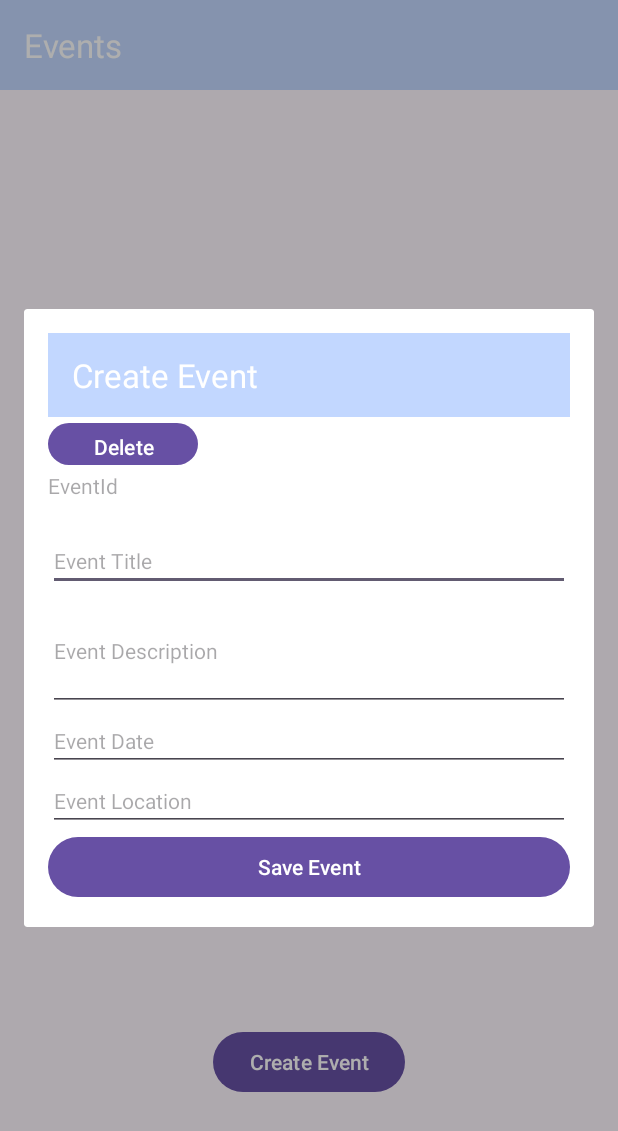
After one commit to bug0808/Skill-Sharing-App, an Android app: the fragment EventFragment placed in its activity, on a phone screen of 412 x 824 dp. The commit adds this screen. Shown: the top 1131 px of the screen. Run offline under Robolectric (Android 15) with nearby library versions, the phone set to English and light mode, and no system bars.

Commit message:
Event tab created still working on perfecting it

```diff
--- /dev/null
+++ b/app/src/main/java/com/example/mainactivity/EventAdapter.java
@@ -0,0 +1,75 @@
+package com.example.mainactivity;
+
+import android.view.LayoutInflater;
+import android.view.View;
+import android.view.ViewGroup;
+import android.widget.Button;
+import android.widget.TextView;
+
+import androidx.recyclerview.widget.RecyclerView;
+
+import com.example.mainactivity.classes.Events;
+
+import java.util.List;
+
+public class EventAdapter extends RecyclerView.Adapter<EventAdapter.EventViewHolder> {
+    private List<Events> eventsList;
+    private OnEventDeleteListener deleteListener;
+
+    public EventAdapter(List<Events> eventsList, OnEventDeleteListener deleteListener) {
+        this.eventsList = eventsList;
+        this.deleteListener = deleteListener;
+    }
+
+    @Override
+    public EventViewHolder onCreateViewHolder(ViewGroup parent, int viewType) {
+        View view = LayoutInflater.from(parent.getContext()).inflate(R.layout.fragment_event, parent, false);
+        return new EventViewHolder(view);
+    }
+
+    @Override
+    public void onBindViewHolder(EventViewHolder holder, int position) {
+        Events event = eventsList.get(position);
+        holder.title.setText(event.getTitle());
+        holder.description.setText(event.getDescription());
+        holder.date.setText(event.getDate());
+        holder.location.setText(event.getLocation());
+        holder.userID.setText(event.getId());
+        holder.deleteButton.setOnClickListener(v -> deleteListener.onEventDelete(Integer.parseInt(event.getId()), position));
+    }
+
+    @Override
+    public int getItemCount() {
+        return eventsList.size();
+    }
+
+    public void updateEvents(List<Events> newEvents) {
+        this.eventsList.clear();
+        this.eventsList.addAll(newEvents);
+        notifyDataSetChanged();
+    }
+
+    public void removeEvent(int position) {
+        eventsList.remove(position);
+        notifyItemRemoved(position);
+    }
+
+    public static class EventViewHolder extends RecyclerView.ViewHolder {
+        TextView title, description, date, location, userID;
+        Button deleteButton;
+        public EventViewHolder(View itemView) {
+            super(itemView);
+            userID = itemView.findViewById(R.id.userID);
+            title = itemView.findViewById(R.id.editEventTitle);
+            description = itemView.findViewById(R.id.editEventDescription);
+            date = itemView.findViewById(R.id.editEventDate);
+            location = itemView.findViewById(R.id.editEventLocation);
+            deleteButton = itemView.findViewById(R.id.deleteEventButton);
+        }
+    }
+
+
+    public interface OnEventDeleteListener {
+        void onEventDelete(int eventId, int position);
+    }
+}
--- /dev/null
+++ b/app/src/main/java/com/example/mainactivity/EventFragment.java
@@ -0,0 +1,94 @@
+package com.example.mainactivity;
+
+import android.os.Bundle;
+import android.util.Log;
+import android.view.LayoutInflater;
+import android.view.View;
+import android.view.ViewGroup;
+import android.widget.Button;
+import android.widget.EditText;
+import android.widget.Toast;
+
+import androidx.fragment.app.DialogFragment;
+
+import com.example.mainactivity.activities.DisplayEvents;
+
+public class EventFragment extends DialogFragment {
+
+    protected EditText editEventTitle, editEventDescription, editEventDate, editEventLocation;
+    protected Button saveEventButton;
+    protected String userId;
+    private EventsDatabaseHelper eventsDatabaseHelper;
+    private DisplayEvents parentActivity;
+
+    public static EventFragment newInstance(String userId) {
+        EventFragment fragment = new EventFragment();
+        Bundle args = new Bundle();
+        args.putString("userId", userId);
+        fragment.setArguments(args);
+        return fragment;
+    }
+
+    @Override
+    public View onCreateView(LayoutInflater inflater, ViewGroup container, Bundle savedInstanceState) {
+        View rootView = inflater.inflate(R.layout.fragment_event, container, false);
+
+        if (getArguments() != null) {
+            userId = getArguments().getString("userId");
+        }
+
+        parentActivity = (DisplayEvents) getActivity();
+
+        editEventTitle = rootView.findViewById(R.id.editEventTitle);
+        editEventDescription = rootView.findViewById(R.id.editEventDescription);
+        editEventDate = rootView.findViewById(R.id.editEventDate);
+        editEventLocation = rootView.findViewById(R.id.editEventLocation);
+        saveEventButton = rootView.findViewById(R.id.saveEventButton);
+
+        eventsDatabaseHelper = new EventsDatabaseHelper(getContext());
+
+        // Set the behavior of the Save button
+        saveEventButton.setOnClickListener(v -> {
+            // Get event details from the EditTexts
+            String title = editEventTitle.getText().toString();
+            String description = editEventDescription.getText().toString();
+            String date = editEventDate.getText().toString();
+            String location = editEventLocation.getText().toString();
+
+            // Save the event to the database
+            eventsDatabaseHelper.insertEvent(title, description, date, location);
+
+            // Show a confirmation Toast
+            Toast.makeText(getContext(), "Event saved!", Toast.LENGTH_SHORT).show();
+
+            // Disable the EditText fields and hide the save button after saving
+            disableEditFields();
+
+            // Optionally, update the RecyclerView in the parent activity
+            parentActivity.fetchEventsFromDatabase();
+
+            // Close the dialog after saving
+            dismiss();
+        });
+
+        return rootView;
+    }
+
+    private void disableEditFields() {
+        Log.d("EventFragment", "Disabling fields and hiding save button...");
+        editEventTitle.setEnabled(false);
+        editEventDescription.setEnabled(false);
+        editEventDate.setEnabled(false);
+        editEventLocation.setEnabled(false);
+        saveEventButton.setVisibility(View.GONE);
+        Log.d("EventFragment", "Fields disabled and save button hidden.");
+    }
+
+    @Override
+    public void onResume() {
+        super.onResume();
+        if (getDialog() != null) {
+            getDialog().getWindow().setLayout(ViewGroup.LayoutParams.MATCH_PARENT, ViewGroup.LayoutParams.WRAP_CONTENT);
+        }
+    }
+}
--- /dev/null
+++ b/app/src/main/java/com/example/mainactivity/EventsDatabaseHelper.java
@@ -0,0 +1,97 @@
+package com.example.mainactivity;
+
+import android.content.ContentValues;
+import android.content.Context;
+import android.database.Cursor;
+import android.database.sqlite.SQLiteDatabase;
+import android.database.sqlite.SQLiteOpenHelper;
+
+import com.example.mainactivity.classes.Events;
+
+import java.util.ArrayList;
+import java.util.List;
+
+public class EventsDatabaseHelper extends SQLiteOpenHelper {
+
+    private static final String DATABASE_NAME = "events_db";
+    private static final int DATABASE_VERSION = 1;
+
+    // Table name and columns
+    public static final String TABLE_EVENTS = "events";
+    public static final String COLUMN_ID = "_id";
+    public static final String COLUMN_TITLE = "title";
+    public static final String COLUMN_DESCRIPTION = "description";
+    public static final String COLUMN_DATE = "date";
+    public static final String COLUMN_LOCATION = "location";
+
+    public EventsDatabaseHelper(Context context) {
+        super(context, DATABASE_NAME, null, DATABASE_VERSION);
+    }
+
+    @Override
+    public void onCreate(SQLiteDatabase db) {
+        String createTableQuery = "CREATE TABLE " + TABLE_EVENTS + " (" +
+                COLUMN_ID + " INTEGER PRIMARY KEY AUTOINCREMENT, " +
+                COLUMN_TITLE + " TEXT, " +
+                COLUMN_DESCRIPTION + " TEXT, " +
+                COLUMN_DATE + " TEXT, " +
+                COLUMN_LOCATION + " TEXT)";
+        db.execSQL(createTableQuery);
+    }
+
+    @Override
+    public void onUpgrade(SQLiteDatabase db, int oldVersion, int newVersion) {
+        db.execSQL("DROP TABLE IF EXISTS " + TABLE_EVENTS);
+        onCreate(db);
+    }
+
+    // Insert a new event
+    public void insertEvent(String title, String description, String date, String location) {
+        try (SQLiteDatabase db = this.getWritableDatabase()) {
+            ContentValues values = new ContentValues();
+            values.put(COLUMN_TITLE, title);
+            values.put(COLUMN_DESCRIPTION, description);
+            values.put(COLUMN_DATE, date);
+            values.put(COLUMN_LOCATION, location);
+            db.insert(TABLE_EVENTS, null, values); // Insert without specifying the ID
+        }
+    }
+
+    // Get all events
+    public List<Events> getAllEvents() {
+        List<Events> eventsList = new ArrayList<>();
+
+        try (SQLiteDatabase db = this.getReadableDatabase(); Cursor cursor = db.query(TABLE_EVENTS, null, null, null, null, null, null)) {
+
+            if (cursor != null) {
+                int idIndex = cursor.getColumnIndex(COLUMN_ID);
+                int titleIndex = cursor.getColumnIndex(COLUMN_TITLE);
+                int descriptionIndex = cursor.getColumnIndex(COLUMN_DESCRIPTION);
+                int dateIndex = cursor.getColumnIndex(COLUMN_DATE);
+                int locationIndex = cursor.getColumnIndex(COLUMN_LOCATION);
+
+                while (cursor.moveToNext()) {
+                    if (idIndex != -1 && titleIndex != -1 && descriptionIndex != -1 &&
+                            dateIndex != -1 && locationIndex != -1) {
+                        Events event = new Events(
+                                String.valueOf(cursor.getInt(idIndex)),
+                                cursor.getString(titleIndex),
+                                cursor.getString(descriptionIndex),
+                                cursor.getString(dateIndex),
+                                cursor.getString(locationIndex)
+                        );
+                        eventsList.add(event);
+                    }
+                }
+            }
+        }
+        return eventsList;
+    }
+    public boolean deleteEvent(int eventId) {
+        SQLiteDatabase db = this.getWritableDatabase();
+        // Delete the event from the database where eventId matches
+        int result = db.delete(TABLE_EVENTS, COLUMN_ID + " = ?", new String[]{String.valueOf(eventId)});
+        db.close();
+        return result > 0;  // Returns true if the event was successfully deleted
+    }
+}
--- /dev/null
+++ b/app/src/main/java/com/example/mainactivity/activities/DisplayEvents.java
@@ -0,0 +1,68 @@
+package com.example.mainactivity.activities;
+
+import android.os.Bundle;
+import android.util.Log;
+import android.widget.Button;
+
+
+import androidx.appcompat.app.AppCompatActivity;
+import androidx.recyclerview.widget.LinearLayoutManager;
+import androidx.recyclerview.widget.RecyclerView;
+
+import com.example.mainactivity.EventAdapter;
+import com.example.mainactivity.EventFragment;
+import com.example.mainactivity.R;
+import com.example.mainactivity.classes.Events;
+import com.example.mainactivity.EventsDatabaseHelper;
+
+import java.util.ArrayList;
+import java.util.List;
+
+public class DisplayEvents extends AppCompatActivity implements EventAdapter.OnEventDeleteListener {  // Implement OnEventDeleteListener
+
+    private EventAdapter eventAdapter;
+    private EventsDatabaseHelper eventsDatabaseHelper;
+
+    @Override
+    protected void onCreate(Bundle savedInstanceState) {
+        super.onCreate(savedInstanceState);
+        setContentView(R.layout.activity_display_events);
+
+        eventsDatabaseHelper = new EventsDatabaseHelper(this);
+        RecyclerView recyclerView = findViewById(R.id.recyclerView);
+        recyclerView.setLayoutManager(new LinearLayoutManager(this));
+
+        eventAdapter = new EventAdapter(new ArrayList<>(), this);
+        recyclerView.setAdapter(eventAdapter);
+
+        Button eventCreateButton = findViewById(R.id.EventCreate);
+        eventCreateButton.setOnClickListener(v -> {
+
+            EventFragment eventFragmentInstance = EventFragment.newInstance("user123");
+            eventFragmentInstance.show(getSupportFragmentManager(), "EventFragment");
+        });
+        fetchEventsFromDatabase();
+    }
+
+    public void fetchEventsFromDatabase() {
+        if (eventsDatabaseHelper != null) {
+            List<Events> eventsList = eventsDatabaseHelper.getAllEvents();
+            if (eventsList != null) {
+                eventAdapter.updateEvents(eventsList);
+            }
+        }
+    }
+
+
+    @Override
+    public void onEventDelete(int eventId, int position) {
+        if (eventsDatabaseHelper != null) {
+            boolean deleted = eventsDatabaseHelper.deleteEvent(eventId);
+            if (deleted) {
+                eventAdapter.removeEvent(position);
+            } else {
+                Log.e("DisplayEvents", "Failed to delete event with ID " + eventId);
+            }
+        }
+    }
+}
--- /dev/null
+++ b/app/src/main/res/layout/activity_display_events.xml
@@ -0,0 +1,46 @@
+<?xml version="1.0" encoding="utf-8"?>
+<androidx.constraintlayout.widget.ConstraintLayout xmlns:android="http://schemas.android.com/apk/res/android"
+    xmlns:app="http://schemas.android.com/apk/res-auto"
+    xmlns:tools="http://schemas.android.com/tools"
+    android:id="@+id/main"
+    android:orientation="vertical"
+    android:layout_width="match_parent"
+    android:layout_height="match_parent"
+    tools:context=".activities.DisplayEvents">
+
+    <androidx.appcompat.widget.Toolbar
+        android:id="@+id/toolbar"
+        android:layout_width="match_parent"
+        android:layout_height="60dp"
+        android:background="@color/blueLight"
+        app:title="Events"
+        app:titleTextColor="@android:color/white"
+        tools:ignore="MissingConstraints" />
+    <androidx.recyclerview.widget.RecyclerView
+        android:id="@+id/recyclerView"
+        android:layout_width="0dp"
+        android:layout_height="500dp"
+        app:layout_constraintTop_toTopOf="parent"
+        app:layout_constraintBottom_toTopOf="@id/EventCreate"
+        app:layout_constraintStart_toStartOf="parent"
+        app:layout_constraintEnd_toEndOf="parent"/>
+
+    <Button
+        android:id="@+id/EventCreate"
+        android:layout_width="wrap_content"
+        android:layout_height="wrap_content"
+        android:text="@string/Create_Event"
+        app:layout_constraintTop_toBottomOf="@id/recyclerView"
+        app:layout_constraintStart_toStartOf="parent"
+        app:layout_constraintEnd_toEndOf="parent"
+        app:layout_constraintBottom_toBottomOf="parent"/>
+
+    <FrameLayout
+        android:id="@+id/fragment_container"
+        android:layout_width="match_parent"
+        android:layout_height="wrap_content"
+        android:layout_centerInParent="true"
+        android:visibility="gone"
+        tools:ignore="MissingConstraints" />
+
+</androidx.constraintlayout.widget.ConstraintLayout>
--- /dev/null
+++ b/app/src/main/res/layout/fragment_event.xml
@@ -0,0 +1,73 @@
+<?xml version="1.0" encoding="utf-8"?>
+<LinearLayout xmlns:android="http://schemas.android.com/apk/res/android"
+    android:layout_width="match_parent"
+    android:layout_height="400dp"
+    xmlns:app="http://schemas.android.com/apk/res-auto"
+    android:orientation="vertical"
+    android:padding="16dp">
+
+    <androidx.appcompat.widget.Toolbar
+        android:id="@+id/toolbar"
+        android:layout_width="match_parent"
+        android:layout_height="56dp"
+        android:background="@color/blueLight"
+        app:title="@string/toolbar_title"
+        app:titleTextColor="@android:color/white" />
+
+    <Button
+        android:id="@+id/deleteEventButton"
+        android:layout_width="100dp"
+        android:layout_height="36dp"
+        android:text="@string/delete_event_button" />
+
+    <TextView
+        android:id="@+id/userID"
+        android:layout_width="55dp"
+        android:layout_height="40dp"
+        android:hint="@string/event_id_hint"
+        android:inputType=""
+        android:textSize="14sp" />
+
+    <EditText
+        android:id="@+id/editEventTitle"
+        android:layout_width="match_parent"
+        android:layout_height="wrap_content"
+        android:autofillHints=""
+        android:hint="@string/event_title_hint"
+        android:inputType="text"
+        android:textSize="14sp" />
+
+    <EditText
+        android:id="@+id/editEventDescription"
+        android:layout_width="match_parent"
+        android:layout_height="80dp"
+        android:autofillHints=""
+        android:hint="@string/event_description_hint"
+        android:inputType="text"
+        android:textSize="14sp" />
+
+    <EditText
+        android:id="@+id/editEventDate"
+        android:layout_width="match_parent"
+        android:layout_height="wrap_content"
+        android:autofillHints=""
+        android:hint="@string/event_date_hint"
+        android:inputType="date"
+        android:textSize="14sp" />
+
+    <EditText
+        android:id="@+id/editEventLocation"
+        android:layout_width="match_parent"
+        android:layout_height="wrap_content"
+        android:autofillHints=""
+        android:hint="@string/event_location_hint"
+        android:inputType="text"
+        android:textSize="14sp" />
+
+    <Button
+        android:id="@+id/saveEventButton"
+        android:layout_width="match_parent"
+        android:layout_height="wrap_content"
+        android:text="@string/save_event_button"
+        android:textSize="14sp" />
+</LinearLayout>
--- a/app/src/main/res/values/strings.xml
+++ b/app/src/main/res/values/strings.xml
@@ -56,6 +56,16 @@
     <string name="title_dashboard">dashboard\n</string>
     <string name="title_notifications">notifications\n</string>
     <string name="title_profile">Profile</string>
+    <string name="toolbar_title">Create Event</string>
+    <string name="delete_event_button">Delete</string>
+    <string name="save_event_button">Save Event</string>
+    <string name="event_id_hint">EventId</string>
+    <string name="event_title_hint">Event Title</string>
+    <string name="event_description_hint">Event Description</string>
+    <string name="event_date_hint">Event Date</string>
+    <string name="event_location_hint">Event Location</string>
+    <string name="Create_Event">Create Event</string>
+    <string name="go_to_events">Go to Events</string>
     <!-- TODO: Remove or change this placeholder text -->
     <string name="hello_blank_fragment">Hello blank fragment</string>
 </resources>
```
Also changed, not shown: app/src/main/AndroidManifest.xml (+14 -20 lines), app/src/main/java/com/example/mainactivity/activities/HomeActivity.java (+18 -2 lines), app/src/main/java/com/example/mainactivity/classes/Events.java (added, +58 -0 lines), app/src/main/res/layout/activity_home.xml (+10 -2 lines), 1 other file.
